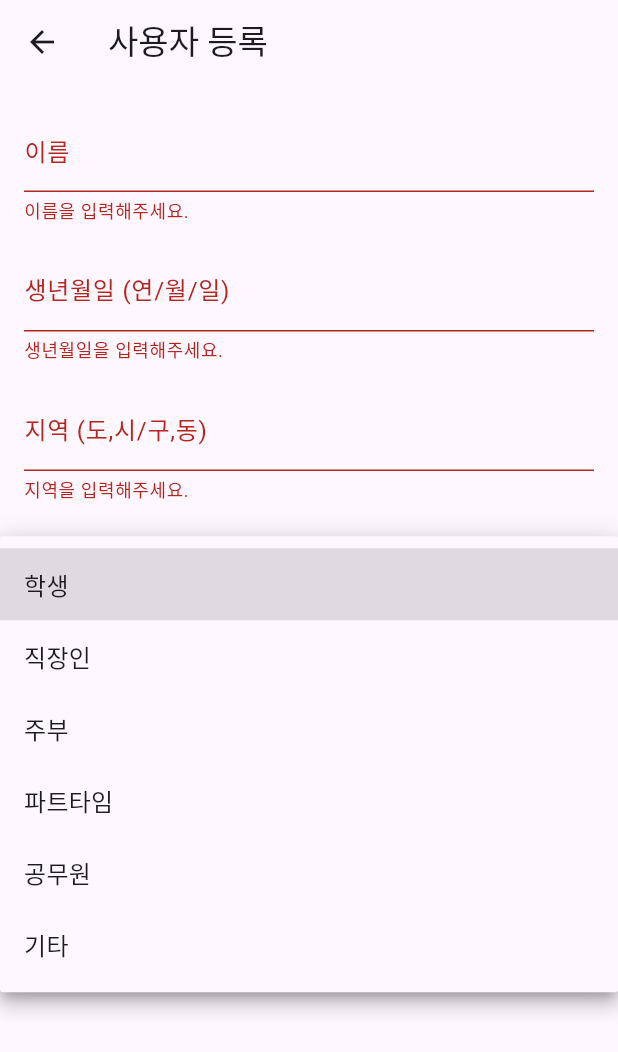
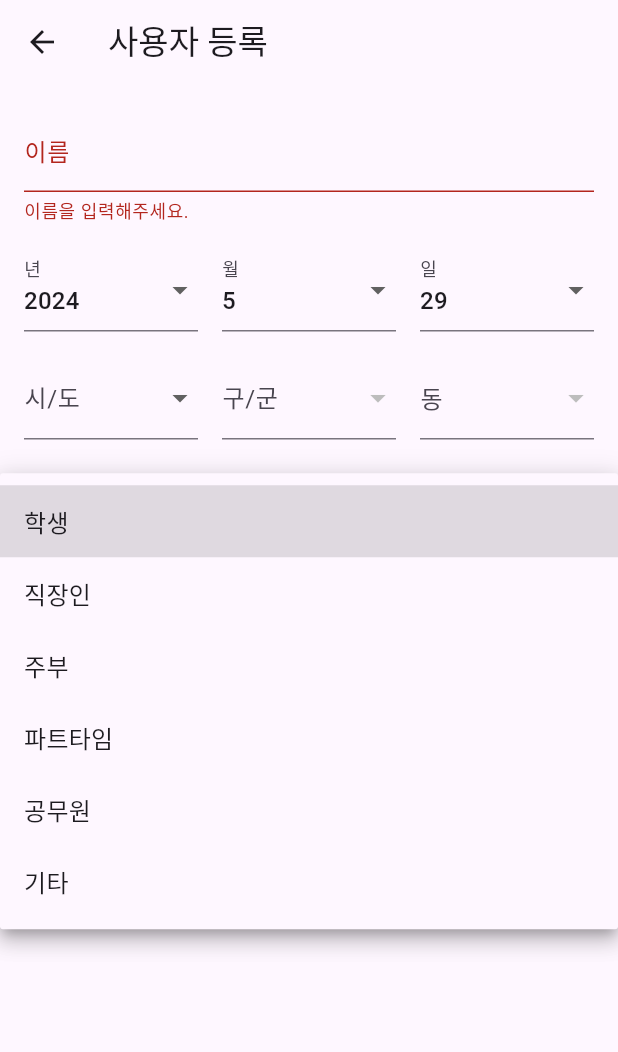
Before and after one commit to miceadf/licensea, a Flutter app: the UserRegistration screen opened directly, after a tap on "저장", after a tap on "직업", on a phone screen of 412 x 824 dp. Shown: the top 1052 px of the screen. Run offline on Flutter 3.47's test engine with Material 3 defaults, Android fonts, the phone set to English and light mode, and no system bars; our stand-ins replace animate_do, dio, firebase_auth, firebase_core, firebase_database; missing offline and left inert: xml2json; accounts and stored records are empty; network calls fail; project files that could hold a hidden picture were left out.

Commit message:
info changed

```diff
--- a/lib/info.dart
+++ b/lib/info.dart
@@ -12,10 +12,36 @@ class _UserRegistrationState extends State<UserRegistration> {
 
   // 텍스트 필드 컨트롤러
   final _nameController = TextEditingController();
-  final _birthdayController = TextEditingController();
-  final _regionController = TextEditingController();
   String? _selectedOccupation;
   String? _selectedEducation;
+
+  // 생년월일 드롭다운 메뉴
+  int _selectedYear = DateTime.now().year;
+  int _selectedMonth = DateTime.now().month;
+  int _selectedDay = DateTime.now().day;
+
+  // 지역 드롭다운 메뉴
+  String? _selectedSido;
+  String? _selectedGugun;
+  String? _selectedDong;
+
+  // 지역 데이터 (실제 데이터로 변경 필요)
+  final List<String> _sidoList = [
+    '서울특별시',
+    '부산광역시',
+    '대구광역시',
+    // ... other Sido
+  ];
+  final Map<String, List<String>> _gugunList = {
+    '서울특별시': ['강남구', '강동구', '강북구', '강서구', '...'],
+    '부산광역시': ['강서구', '금정구', '기장군', '남구', '...'],
+    // ... other Gugun
+  };
+  final Map<String, List<String>> _dongList = {
+    '서울특별시-강남구': ['개포동', '논현동', '대치동', '...'],
+    '서울특별시-강동구': ['강일동', '길동', '둔촌동', '...'],
+    // ... other Dong
+  };
 
   // 파이어베이스 데이터베이스 참조
   final DatabaseReference _databaseReference =
@@ -31,7 +57,7 @@ class _UserRegistrationState extends State<UserRegistration> {
         key: _formKey,
         child: Padding(
           padding: const EdgeInsets.all(16.0),
-          child: SingleChildScrollView( // 스크롤 가능하도록 수정
+          child: SingleChildScrollView(
             child: Column(
               children: [
                 TextFormField(
@@ -45,28 +71,137 @@ class _UserRegistrationState extends State<UserRegistration> {
                   },
                 ),
                 SizedBox(height: 16.0),
-                TextFormField(
-                  controller: _birthdayController,
-                  decoration: InputDecoration(labelText: '생년월일 (연/월/일)'),
-                  keyboardType: TextInputType.datetime, // 날짜 입력 키보드 사용
-                  validator: (value) {
-                    if (value == null || value.isEmpty) {
-                      return '생년월일을 입력해주세요.';
-                    }
-                    // 생년월일 형식 검증 추가 가능
-                    return null;
-                  },
+                // 생년월일 입력 (드롭다운 메뉴 사용)
+                Row(
+                  children: [
+                    // 연도 선택
+                    Expanded(
+                      child: DropdownButtonFormField<int>(
+                        value: _selectedYear,
+                        decoration: InputDecoration(labelText: '년'),
+                        items: List.generate(100, (index) {
+                          int year = DateTime.now().year - index;
+                          return DropdownMenuItem(
+                            value: year,
+                            child: Text('$year'),
+                          );
+                        }),
+                        onChanged: (value) {
+                          setState(() {
+                            _selectedYear = value!;
+                          });
+                        },
+                      ),
+                    ),
+                    SizedBox(width: 16.0),
+                    // 월 선택
+                    Expanded(
+                      child: DropdownButtonFormField<int>(
+                        value: _selectedMonth,
+                        decoration: InputDecoration(labelText: '월'),
+                        items: List.generate(12, (index) {
+                          int month = index + 1;
+                          return DropdownMenuItem(
+                            value: month,
+                            child: Text('$month'),
+                          );
+                        }),
+                        onChanged: (value) {
+                          setState(() {
+                            _selectedMonth = value!;
+                          });
+                        },
+                      ),
+                    ),
+                    SizedBox(width: 16.0),
+                    // 일 선택
+                    Expanded(
+                      child: DropdownButtonFormField<int>(
+                        value: _selectedDay,
+                        decoration: InputDecoration(labelText: '일'),
+                        items: _getDaysInMonth(_selectedYear, _selectedMonth)
+                            .map((day) => DropdownMenuItem(
+                          value: day,
+                          child: Text('$day'),
+                        ))
+                            .toList(),
+                        onChanged: (value) {
+                          setState(() {
+                            _selectedDay = value!;
+                          });
+                        },
+                      ),
+                    ),
+                  ],
                 ),
                 SizedBox(height: 16.0),
-                TextFormField(
-                  controller: _regionController,
-                  decoration: InputDecoration(labelText: '지역 (도,시/구,동)'),
-                  validator: (value) {
-                    if (value == null || value.isEmpty) {
-                      return '지역을 입력해주세요.';
-                    }
-                    return null;
-                  },
+                // 지역 선택 (드롭다운 메뉴 사용)
+                Row(
+                  children: [
+                    // 시/도 선택
+                    Expanded(
+                      child: DropdownButtonFormField<String>(
+                        value: _selectedSido,
+                        decoration: InputDecoration(labelText: '시/도'),
+                        items: _sidoList
+                            .map((sido) => DropdownMenuItem(
+                          value: sido,
+                          child: Text(sido),
+                        ))
+                            .toList(),
+                        onChanged: (value) {
+                          setState(() {
+                            _selectedSido = value;
+                            _selectedGugun = null; // 시/도 변경 시 구/군 초기화
+                            _selectedDong = null; // 시/도 변경 시 동 초기화
+                          });
+                        },
+                      ),
+                    ),
+                    SizedBox(width: 16.0),
+                    // 구/군 선택
+                    Expanded(
+                      child: DropdownButtonFormField<String>(
+                        value: _selectedGugun,
+                        decoration: InputDecoration(labelText: '구/군'),
+                        items: _selectedSido != null
+                            ? _gugunList[_selectedSido]!
+                            .map((gugun) => DropdownMenuItem(
+                          value: gugun,
+                          child: Text(gugun),
+                        ))
+                            .toList()
+                            : [],
+                        onChanged: (value) {
+                          setState(() {
+                            _selectedGugun = value;
+                            _selectedDong = null; // 구/군 변경 시 동 초기화
+                          });
+                        },
+                      ),
+                    ),
+                    SizedBox(width: 16.0),
+                    // 동 선택
+                    Expanded(
+                      child: DropdownButtonFormField<String>(
+                        value: _selectedDong,
+                        decoration: InputDecoration(labelText: '동'),
+                        items: _selectedSido != null && _selectedGugun != null
+                            ? _dongList['$_selectedSido-$_selectedGugun']!
+                            .map((dong) => DropdownMenuItem(
+                          value: dong,
+                          child: Text(dong),
+                        ))
+                            .toList()
+                            : [],
+                        onChanged: (value) {
+                          setState(() {
+                            _selectedDong = value;
+                          });
+                        },
+                      ),
+                    ),
+                  ],
                 ),
                 SizedBox(height: 16.0),
                 DropdownButtonFormField<String>(
@@ -137,10 +272,13 @@ class _UserRegistrationState extends State<UserRegistration> {
 
   // 데이터 저장 함수
   void _submitData() {
+    String birthday = '$_selectedYear/$_selectedMonth/$_selectedDay';
+    String region =
+        '$_selectedSido $_selectedGugun $_selectedDong';
     _databaseReference.push().set({
       'name': _nameController.text,
-      'birthday': _birthdayController.text,
-      'region': _regionController.text,
+      'birthday': birthday, // "연도/월/일" 형식으로 저장
+      'region': region, // "도 또는 시/구 또는 동" 형식으로 저장
       'occupation': _selectedOccupation,
       'education': _selectedEducation,
     }).then((_) {
@@ -155,4 +293,10 @@ class _UserRegistrationState extends State<UserRegistration> {
       );
     });
   }
+
+  // 해당 연도/월의 일 수를 반환하는 함수
+  List<int> _getDaysInMonth(int year, int month) {
+    int daysInMonth = DateTime(year, month + 1, 0).day;
+    return List.generate(daysInMonth, (index) => index + 1);
+  }
 }
```
